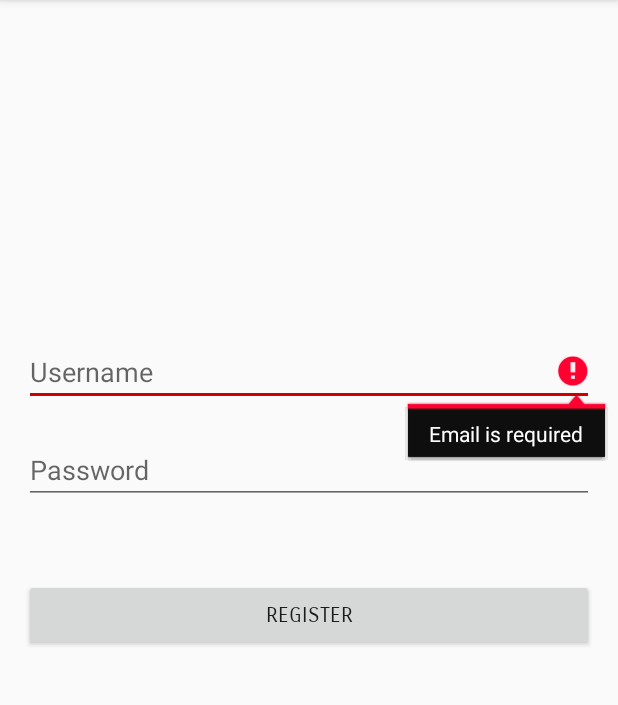
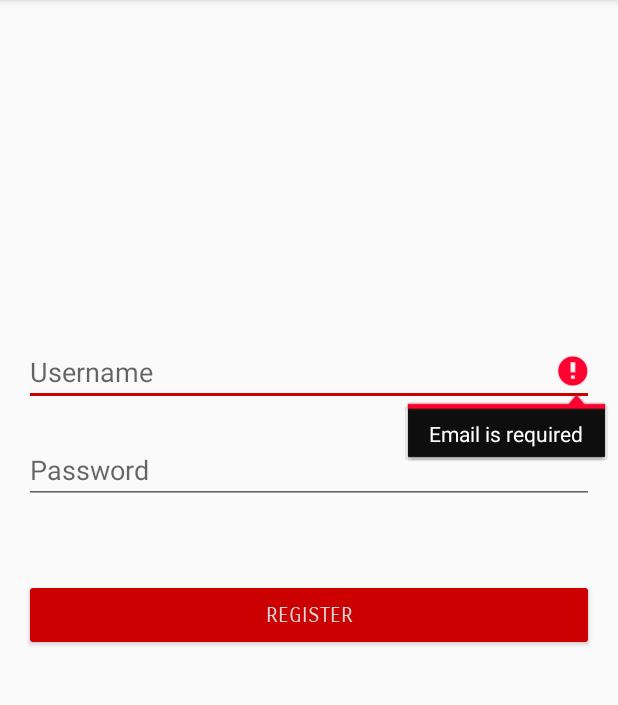
Before and after one commit to CSCE-4623/AndroidApp, an Android app: the RegisterActivity screen opened directly, with no data from a screen before it, after a tap on "REGISTER", on a phone screen of 412 x 824 dp, the part 84-789 px from its top. Run offline under Robolectric (Android 15) with nearby library versions, the phone set to English and light mode, and no system bars; our stand-ins replace Firebase (no records; nobody signed in at launch, a user with empty details on screens opened directly); Roboto replaces fonts that are not available here.

Commit message:
final touches

```diff
--- a/app/src/main/res/layout/activity_home.xml
+++ b/app/src/main/res/layout/activity_home.xml
@@ -15,7 +15,8 @@
         android:layout_gravity="start"
         android:fitsSystemWindows="true"
         app:headerLayout="@layout/nav_header_home"
-        app:menu="@menu/activity_home_drawer" />
+        app:menu="@menu/activity_home_drawer"
+        />
 
     <include
         layout="@layout/app_bar_home"
--- a/app/src/main/res/layout/activity_register.xml
+++ b/app/src/main/res/layout/activity_register.xml
@@ -37,7 +37,10 @@
         android:layout_marginTop="50dp"
         android:layout_marginBottom="-65dp"
         android:fontFamily="sans-serif-smallcaps"
-        android:text="@string/register" />
+        android:text="@string/register"
+        app:backgroundTint="@android:color/holo_red_dark"
+        android:textColor="@color/colorText"
+        />
 
     <ProgressBar
         android:visibility="gone"
--- a/app/src/main/res/layout/nav_header_home.xml
+++ b/app/src/main/res/layout/nav_header_home.xml
@@ -3,14 +3,15 @@
     xmlns:app="http://schemas.android.com/apk/res-auto"
     android:layout_width="match_parent"
     android:layout_height="@dimen/nav_header_height"
-    android:background="@drawable/side_nav_bar"
+    android:background="@android:color/holo_red_dark"
     android:gravity="bottom"
     android:orientation="vertical"
     android:paddingLeft="@dimen/activity_horizontal_margin"
     android:paddingTop="@dimen/activity_vertical_margin"
     android:paddingRight="@dimen/activity_horizontal_margin"
     android:paddingBottom="@dimen/activity_vertical_margin"
-    android:theme="@style/ThemeOverlay.AppCompat.Dark">
+    android:theme="@style/ThemeOverlay.AppCompat.Dark"
+    >
 
 <!--    <ImageView-->
 <!--        android:id="@+id/imageView"-->
```
